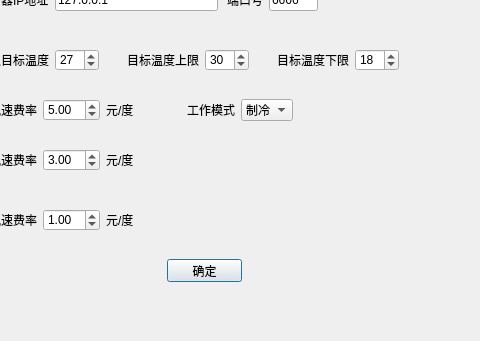
This is ManagerClient/initialpage.ui in starsload/46572020 as Qt 5 draws it before an edit; both pictures show x 153 to 633 and y 121 to 462 of the 749 by 462 pixel window. The edited form follows.
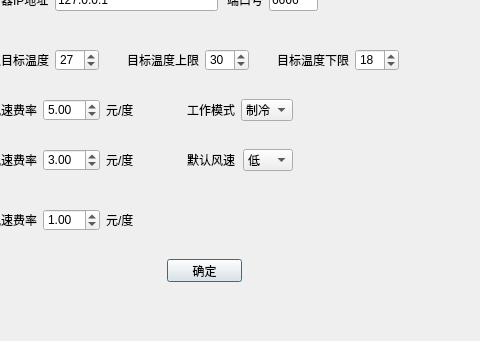
This is the edited form.

Patch:
```diff
--- a/ManagerClient/initialpage.ui
+++ b/ManagerClient/initialpage.ui
@@ -301,6 +301,44 @@
     </item>
    </layout>
   </widget>
+  <widget class="QWidget" name="layoutWidget_6">
+   <property name="geometry">
+    <rect>
+     <x>340</x>
+     <y>270</y>
+     <width>106</width>
+     <height>22</height>
+    </rect>
+   </property>
+   <layout class="QHBoxLayout" name="horizontalLayout_10">
+    <item>
+     <widget class="QLabel" name="label_14">
+      <property name="text">
+       <string>默认风速</string>
+      </property>
+     </widget>
+    </item>
+    <item>
+     <widget class="QComboBox" name="default_speed">
+      <item>
+       <property name="text">
+        <string>低</string>
+       </property>
+      </item>
+      <item>
+       <property name="text">
+        <string>中</string>
+       </property>
+      </item>
+      <item>
+       <property name="text">
+        <string>高</string>
+       </property>
+      </item>
+     </widget>
+    </item>
+   </layout>
+  </widget>
  </widget>
  <resources/>
  <connections/>
```
